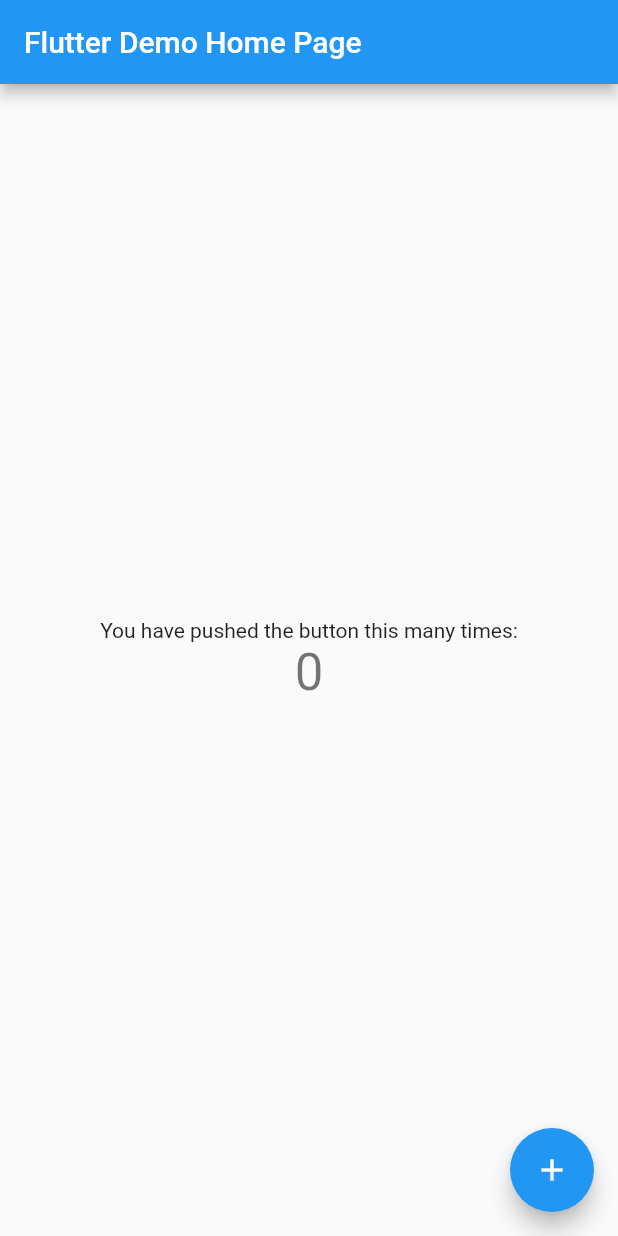
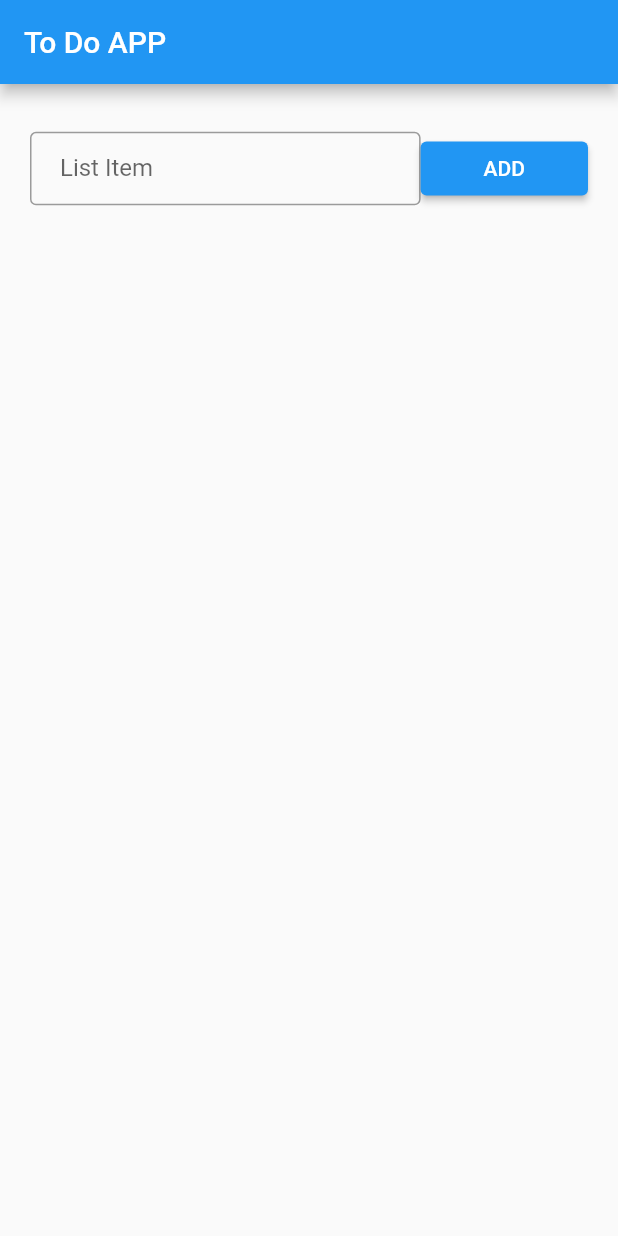
Before and after one commit to IsratAra17/to_do_app, a Flutter app: the screen it shows after launch, on a phone screen of 412 x 824 dp. Run offline on Flutter 3.47's test engine with Material 2 defaults, Android fonts, the phone set to English and light mode, and no system bars.

Commit message:
style for textfield added

```diff
--- /dev/null
+++ b/lib/ToDo_page.dart
@@ -0,0 +1,41 @@
+import 'package:flutter/cupertino.dart';
+import 'package:flutter/material.dart';
+import 'package:to_do_app/style.dart';
+
+class ToDo_page extends StatefulWidget {
+  const ToDo_page({Key? key}) : super(key: key);
+
+  @override
+  State<ToDo_page> createState() => _ToDo_pageState();
+}
+
+class _ToDo_pageState extends State<ToDo_page> {
+  List ToDoList=[];
+  @override
+  Widget build(BuildContext context) {
+    return Scaffold(
+      appBar: AppBar(title: Text("To Do APP"),),
+      body: Container(
+        padding: EdgeInsets.all(20),
+        child: Column(
+          children: [
+            Expanded(flex:10,child: Row(
+              children: [
+                Expanded(flex:70,child: TextField(decoration: AppInputDecoration("List Item"),)),
+                Expanded(flex:30,child: ElevatedButton(onPressed: (){}, child: Text("ADD"),))
+              ],
+            )),
+            Expanded(flex:90,
+                child: ListView.builder(
+                  itemCount: ToDoList.length,
+                itemBuilder: (context, index) {
+                  return Card();
+                }))
+
+          ],
+        ),
+      ),
+    );
+
+  }
+}
--- a/lib/main.dart
+++ b/lib/main.dart
@@ -1,4 +1,5 @@
 import 'package:flutter/material.dart';
+import 'package:to_do_app/ToDo_page.dart';
 
 void main() {
   runApp(const MyApp());
@@ -24,92 +25,7 @@ class MyApp extends StatelessWidget {
         // is not restarted.
         primarySwatch: Colors.blue,
       ),
-      home: const MyHomePage(title: 'Flutter Demo Home Page'),
+      home: ToDo_page()
     );
   }
 }
-
-class MyHomePage extends StatefulWidget {
-  const MyHomePage({super.key, required this.title});
-
-  // This widget is the home page of your application. It is stateful, meaning
-  // that it has a State object (defined below) that contains fields that affect
-  // how it looks.
-
-  // This class is the configuration for the state. It holds the values (in this
-  // case the title) provided by the parent (in this case the App widget) and
-  // used by the build method of the State. Fields in a Widget subclass are
-  // always marked "final".
-
-  final String title;
-
-  @override
-  State<MyHomePage> createState() => _MyHomePageState();
-}
-
-class _MyHomePageState extends State<MyHomePage> {
-  int _counter = 0;
-
-  void _incrementCounter() {
-    setState(() {
-      // This call to setState tells the Flutter framework that something has
-      // changed in this State, which causes it to rerun the build method below
-      // so that the display can reflect the updated values. If we changed
-      // _counter without calling setState(), then the build method would not be
-      // called again, and so nothing would appear to happen.
-      _counter++;
-    });
-  }
-
-  @override
-  Widget build(BuildContext context) {
-    // This method is rerun every time setState is called, for instance as done
-    // by the _incrementCounter method above.
-    //
-    // The Flutter framework has been optimized to make rerunning build methods
-    // fast, so that you can just rebuild anything that needs updating rather
-    // than having to individually change instances of widgets.
-    return Scaffold(
-      appBar: AppBar(
-        // Here we take the value from the MyHomePage object that was created by
-        // the App.build method, and use it to set our appbar title.
-        title: Text(widget.title),
-      ),
-      body: Center(
-        // Center is a layout widget. It takes a single child and positions it
-        // in the middle of the parent.
-        child: Column(
-          // Column is also a layout widget. It takes a list of children and
-          // arranges them vertically. By default, it sizes itself to fit its
-          // children horizontally, and tries to be as tall as its parent.
-          //
-          // Invoke "debug painting" (press "p" in the console, choose the
-          // "Toggle Debug Paint" action from the Flutter Inspector in Android
-          // Studio, or the "Toggle Debug Paint" command in Visual Studio Code)
-          // to see the wireframe for each widget.
-          //
-          // Column has various properties to control how it sizes itself and
-          // how it positions its children. Here we use mainAxisAlignment to
-          // center the children vertically; the main axis here is the vertical
-          // axis because Columns are vertical (the cross axis would be
-          // horizontal).
-          mainAxisAlignment: MainAxisAlignment.center,
-          children: <Widget>[
-            const Text(
-              'You have pushed the button this many times:',
-            ),
-            Text(
-              '$_counter',
-              style: Theme.of(context).textTheme.headline4,
-            ),
-          ],
-        ),
-      ),
-      floatingActionButton: FloatingActionButton(
-        onPressed: _incrementCounter,
-        tooltip: 'Increment',
-        child: const Icon(Icons.add),
-      ), // This trailing comma makes auto-formatting nicer for build methods.
-    );
-  }
-}
--- /dev/null
+++ b/lib/style.dart
@@ -0,0 +1,10 @@
+import 'package:flutter/material.dart';
+
+InputDecoration AppInputDecoration(label)
+{
+  return InputDecoration(
+    contentPadding: EdgeInsets.fromLTRB(20, 10, 10, 20),
+    border: OutlineInputBorder(),
+labelText: label
+  );
+}
```
